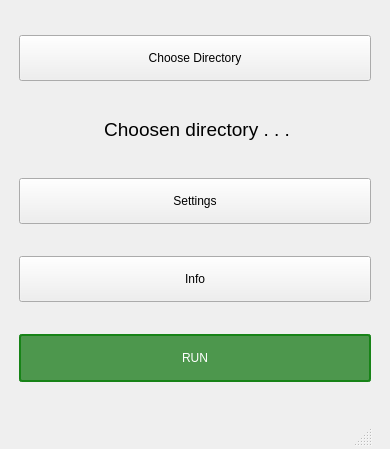
The window that app/src/mainwindow.ui (ZhukDima/ClusterProg) describes before a commit, drawn with Qt 5.
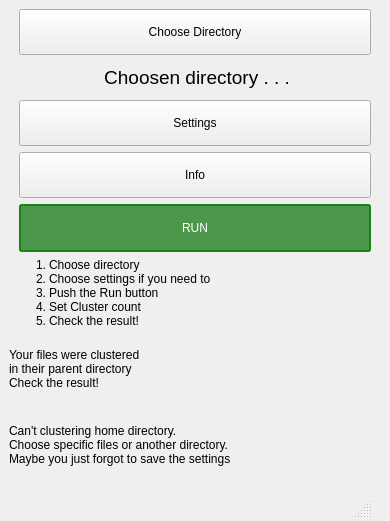
The same window after the commit.

Commit message: Changed UI files, messages text now written to text labels that hides

What changed in the file:
```diff
--- a/app/src/mainwindow.ui
+++ b/app/src/mainwindow.ui
@@ -7,7 +7,7 @@
     <x>0</x>
     <y>0</y>
     <width>390</width>
-    <height>449</height>
+    <height>521</height>
    </rect>
   </property>
   <property name="windowTitle">
@@ -104,6 +104,40 @@
       </property>
      </widget>
     </item>
+    <item>
+     <widget class="QLabel" name="hiddenInfoTextLabel">
+      <property name="styleSheet">
+       <string notr="true"/>
+      </property>
+      <property name="text">
+       <string>&lt;ol&gt;
+	&lt;li&gt;Choose directory&lt;/li&gt;
+	&lt;li&gt;Choose settings if you need to&lt;/li&gt;
+	&lt;li&gt;Push the Run button&lt;/li&gt;
+	&lt;li&gt;Set Cluster count&lt;/li&gt;
+	&lt;li&gt;Check the result!&lt;/li&gt;
+&lt;/ol&gt;</string>
+      </property>
+     </widget>
+    </item>
+    <item>
+     <widget class="QLabel" name="hiddenSuccessTextLabel">
+      <property name="text">
+       <string>Your files were clustered
+in their parent directory
+Check the result!</string>
+      </property>
+     </widget>
+    </item>
+    <item>
+     <widget class="QLabel" name="hiddenNoSettingsTextLabel">
+      <property name="text">
+       <string>Can't clustering home directory.
+Choose specific files or another directory.
+Maybe you just forgot to save the settings</string>
+      </property>
+     </widget>
+    </item>
    </layout>
   </widget>
   <widget class="QMenuBar" name="menubar">
```
The commit also changes 3 other files.
